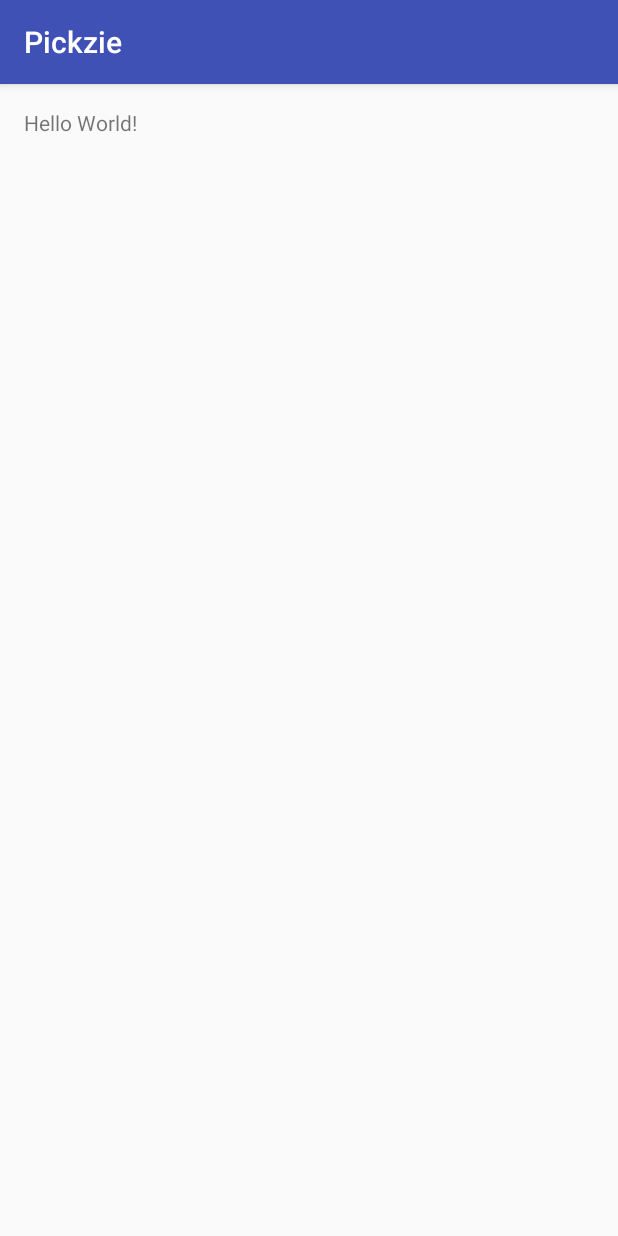
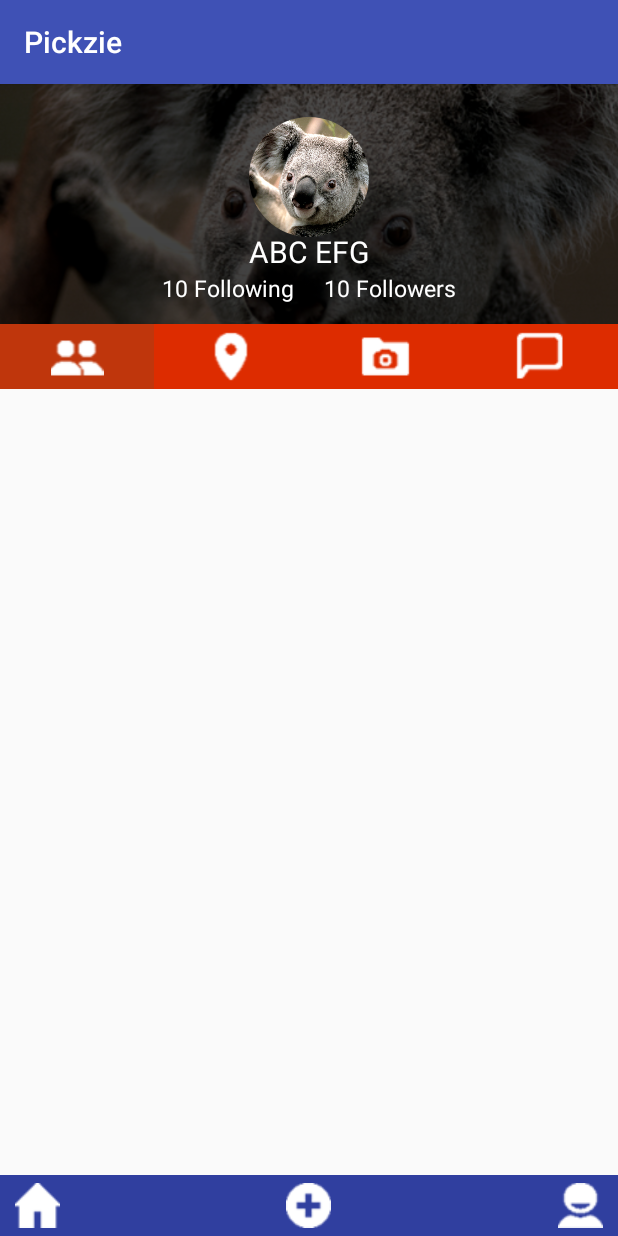
Before and after one commit to chhavip/Pickzie, an Android app: the screen it shows after launch (MainActivity before the commit, ProfilePage after it), on a phone screen of 412 x 824 dp. Run offline under Robolectric (Android 15) with nearby library versions, the phone set to English and light mode, and no system bars; our stand-ins replace CircleImageView.

Commit message:
ProfilePage

```diff
--- a/app/build.gradle
+++ b/app/build.gradle
@@ -23,4 +23,5 @@ dependencies {
     compile fileTree(dir: 'libs', include: ['*.jar'])
     testCompile 'junit:junit:4.12'
     compile 'com.android.support:appcompat-v7:23.1.1'
+    compile 'de.hdodenhof:circleimageview:2.0.0'
 }
--- /dev/null
+++ b/app/src/main/java/com/chhavi/pickzie/Helper/GradientOverImageDrawable.java
@@ -0,0 +1,96 @@
+package com.chhavi.pickzie.Helper;
+
+import android.content.res.Resources;
+import android.graphics.Bitmap;
+import android.graphics.Canvas;
+import android.graphics.LinearGradient;
+import android.graphics.Paint;
+import android.graphics.Rect;
+import android.graphics.Shader;
+import android.graphics.drawable.BitmapDrawable;
+
+import java.io.InputStream;
+
+public class GradientOverImageDrawable extends BitmapDrawable {
+
+    private int[] gradientColors;
+    private float[] gradientPositions;
+    private double gradientStart = 0;
+    private double gradientEnd = 1;
+
+    public GradientOverImageDrawable(Resources res, Bitmap bitmap) {
+        super(res, bitmap);
+    }
+
+    public GradientOverImageDrawable(Resources res, String filepath) {
+        super(res, filepath);
+    }
+
+    public GradientOverImageDrawable(Resources res, InputStream is) {
+        super(res, is);
+    }
+
+    public void setGradientColors(int[] gradientColors) {
+        this.gradientColors = gradientColors;
+    }
+
+    public void setGradientColors(int startColor, int... endColors) {
+        if (endColors.length == 0) {
+            throw new IllegalArgumentException("The endColors array must have at least one element");
+        }
+        gradientColors = new int[endColors.length + 1];
+        gradientColors[0] = startColor;
+        System.arraycopy(endColors, 0, gradientColors, 1, endColors.length);
+    }
+
+    public int[] getGradientColors() {
+        return gradientColors;
+    }
+
+    public float[] getGradientPositions() {
+        return gradientPositions;
+    }
+
+    public void setGradientPositions(float[] gradientPositions) {
+        for (float pos : gradientPositions) {
+            if (pos > 1 || pos < 0) {
+                throw new IllegalArgumentException("The gradient position must be a float number between 0 and 1");
+            }
+        }
+        this.gradientPositions = gradientPositions;
+    }
+
+    public double getGradientStart() {
+        return gradientStart;
+    }
+
+    public void setGradientStart(double gradientStart) {
+        this.gradientStart = gradientStart;
+    }
+
+    public double getGradientEnd() {
+        return gradientEnd;
+    }
+
+    public void setGradientEnd(double gradientEnd) {
+        this.gradientEnd = gradientEnd;
+    }
+
+    @Override
+    public void draw(Canvas canvas) {
+        super.draw(canvas);
+        if (gradientColors != null) {
+            Rect bounds = getBounds();
+
+            int x0 = bounds.left;
+            int y0 = (int) Math.round(bounds.bottom * gradientStart);
+            int x1 = x0;
+            int y1 = (int) Math.round(bounds.bottom * gradientEnd);
+
+            LinearGradient shader = new LinearGradient(x0, y0, x1, y1, gradientColors, gradientPositions, Shader.TileMode.CLAMP);
+            Paint paint = new Paint(Paint.ANTI_ALIAS_FLAG);
+            paint.setShader(shader);
+            canvas.drawRect(x0, y0, bounds.right, y1, paint);
+        }
+    }
+}
--- /dev/null
+++ b/app/src/main/java/com/chhavi/pickzie/ProfilePage.java
@@ -0,0 +1,100 @@
+package com.chhavi.pickzie;
+
+import android.graphics.Bitmap;
+import android.graphics.BitmapFactory;
+import android.graphics.Color;
+import android.support.v7.app.AppCompatActivity;
+import android.os.Bundle;
+import android.view.View;
+import android.widget.ImageView;
+
+import com.chhavi.pickzie.Helper.GradientOverImageDrawable;
+
+public class ProfilePage extends AppCompatActivity {
+
+    ImageView imageViewBackgroundDP, imageViewPeople, imageViewPlaces, imageViewPictures, imageViewReview;
+    int selectedImage=0;
+
+    @Override
+    protected void onCreate(Bundle savedInstanceState) {
+        super.onCreate(savedInstanceState);
+        setContentView(R.layout.activity_profile_page);
+        imageViewBackgroundDP = (ImageView) findViewById(R.id.imageView_profilePage_backgroundDP);
+        imageViewPeople = (ImageView) findViewById(R.id.imageView_profilePage_people);
+        imageViewPlaces = (ImageView) findViewById(R.id.imageView_profilePage_place);
+        imageViewPictures = (ImageView) findViewById(R.id.imageView_profilePage_pictures);
+        imageViewReview = (ImageView) findViewById(R.id.imageView_profilePage_review);
+
+        imageViewPeople.setBackgroundResource(R.color.colorAccentDark);
+
+        Bitmap bitmap = BitmapFactory.decodeResource(getResources(), R.drawable.dp);
+        int startColor = Color.argb(170,0, 0, 0);
+        int endColor =Color.argb(200, 0, 0, 0);
+        GradientOverImageDrawable gradientOverImageDrawable = new GradientOverImageDrawable(getResources(), bitmap);
+        gradientOverImageDrawable.setGradientStart(0);
+        gradientOverImageDrawable.setGradientEnd(1);
+        gradientOverImageDrawable.setGradientColors(startColor, endColor);
+        imageViewBackgroundDP.setImageDrawable(gradientOverImageDrawable);
+        imageListener();
+    }
+
+    private void imageListener(){
+        imageViewPeople.setOnClickListener(new View.OnClickListener() {
+            @Override
+            public void onClick(View v) {
+                imageViewPeople.setBackgroundResource(R.color.colorAccentDark);
+                changeBGtoNormal(selectedImage);
+                selectedImage=0;
+                //code to show followers feed
+            }
+        });
+
+        imageViewPlaces.setOnClickListener(new View.OnClickListener() {
+            @Override
+            public void onClick(View v) {
+                imageViewPlaces.setBackgroundResource(R.color.colorAccentDark);
+                changeBGtoNormal(selectedImage);
+                selectedImage=1;
+                //code to show recent places
+            }
+        });
+
+        imageViewPictures.setOnClickListener(new View.OnClickListener() {
+            @Override
+            public void onClick(View v) {
+                imageViewPictures.setBackgroundResource(R.color.colorAccentDark);
+                changeBGtoNormal(selectedImage);
+                selectedImage=2;
+                //code to show pictures
+            }
+        });
+
+        imageViewReview.setOnClickListener(new View.OnClickListener() {
+            @Override
+            public void onClick(View v) {
+                imageViewReview.setBackgroundResource(R.color.colorAccentDark);
+                changeBGtoNormal(selectedImage);
+                selectedImage=3;
+                //code to show reviews
+            }
+        });
+
+
+    }
+    private void changeBGtoNormal(int selected){
+        switch (selected){
+            case 0:
+                imageViewPeople.setBackgroundResource(R.color.colorAccent);
+                break;
+            case 1:
+                imageViewPlaces.setBackgroundResource(R.color.colorAccent);
+                break;
+            case 2:
+                imageViewPictures.setBackgroundResource(R.color.colorAccent);
+                break;
+            case 3:
+                imageViewReview.setBackgroundResource(R.color.colorAccent);
+                break;
+        }
+    }
+}
--- a/app/src/main/res/layout/activity_main.xml
+++ b/app/src/main/res/layout/activity_main.xml
@@ -1,5 +1,6 @@
 <?xml version="1.0" encoding="utf-8"?>
-<RelativeLayout xmlns:android="http://schemas.android.com/apk/res/android"
+<RelativeLayout
+    xmlns:android="http://schemas.android.com/apk/res/android"
     xmlns:tools="http://schemas.android.com/tools"
     android:layout_width="match_parent"
     android:layout_height="match_parent"
--- /dev/null
+++ b/app/src/main/res/layout/activity_profile_page.xml
@@ -0,0 +1,164 @@
+<?xml version="1.0" encoding="utf-8"?>
+<RelativeLayout xmlns:android="http://schemas.android.com/apk/res/android"
+    xmlns:tools="http://schemas.android.com/tools"
+    android:layout_width="match_parent"
+    android:layout_height="match_parent"
+    tools:context="com.chhavi.pickzie.ProfilePage">
+
+    <LinearLayout
+        android:layout_width="match_parent"
+        android:layout_height="match_parent"
+        android:orientation="vertical">
+
+        <LinearLayout
+            android:layout_width="match_parent"
+            android:layout_height="match_parent"
+            android:orientation="vertical">
+
+            <FrameLayout
+                android:layout_width="match_parent"
+                android:layout_height="160dp" >
+                <ImageView
+                    android:layout_width="match_parent"
+                    android:layout_height="match_parent"
+                    android:scaleType="centerCrop"
+                    android:src="@drawable/dp"
+                    android:id="@+id/imageView_profilePage_backgroundDP"/>
+
+                <de.hdodenhof.circleimageview.CircleImageView
+                    android:layout_width="80dp"
+                    android:layout_height="80dp"
+                    android:src="@drawable/dp"
+                    android:layout_gravity="center_horizontal"
+                    android:layout_marginTop="22dp"
+                    android:id="@+id/imageView_profilePage_DP"/>
+                <LinearLayout
+                    android:layout_width="match_parent"
+                    android:layout_height="wrap_content"
+                    android:orientation="vertical"
+                    android:layout_gravity="bottom"
+                    android:layout_marginBottom="8dp">
+                    <TextView
+                        android:layout_width="wrap_content"
+                        android:layout_height="wrap_content"
+                        android:id="@+id/textView_profilePage_username"
+                        android:text="ABC EFG"
+                        android:layout_gravity="center"
+                        android:textColor="#ffffff"
+                        android:textSize="20sp"
+                        android:paddingTop="5dp" />
+                    <LinearLayout
+                        android:layout_width="wrap_content"
+                        android:layout_height="wrap_content"
+                        android:orientation="horizontal"
+                        android:layout_gravity="center"
+                        android:paddingBottom="5dp">
+                        <TextView
+                            android:layout_width="wrap_content"
+                            android:layout_height="wrap_content"
+                            android:text="10 Following"
+                            android:id="@+id/textView_profilePage_following"
+                            android:textColor="#ffffff"
+                            android:textSize="15sp"
+                            android:layout_marginRight="10dp"/>
+                        <TextView
+                            android:layout_width="wrap_content"
+                            android:layout_height="wrap_content"
+                            android:text="10 Followers"
+                            android:id="@+id/textView_profilePage_followers"
+                            android:textColor="#ffffff"
+                            android:textSize="15sp"
+                            android:layout_marginLeft="10dp"/>
+                    </LinearLayout>
+
+                </LinearLayout>
+
+            </FrameLayout>
+
+            <LinearLayout
+                android:layout_width="match_parent"
+                android:layout_height="wrap_content"
+                android:orientation="horizontal"
+                android:background="@color/colorAccent" >
+
+                <ImageView
+                    android:layout_width="wrap_content"
+                    android:layout_height="wrap_content"
+                    android:layout_weight="1"
+                    android:id="@+id/imageView_profilePage_people"
+                    android:contentDescription="@string/profile_people"
+                    android:src="@drawable/people"
+                    android:paddingTop="4dp"
+                    android:paddingBottom="4dp"/>
+                <ImageView
+                    android:layout_width="wrap_content"
+                    android:layout_height="wrap_content"
+                    android:layout_weight="1"
+                    android:id="@+id/imageView_profilePage_place"
+                    android:contentDescription="@string/profile_places"
+                    android:src="@drawable/place"
+                    android:paddingTop="4dp"
+                    android:paddingBottom="4dp"/>
+                <ImageView
+                    android:layout_width="wrap_content"
+                    android:layout_height="wrap_content"
+                    android:layout_weight="1"
+                    android:id="@+id/imageView_profilePage_pictures"
+                    android:contentDescription="@string/profile_pictures"
+                    android:src="@drawable/picture"
+                    android:paddingTop="4dp"
+                    android:paddingBottom="4dp"/>
+                <ImageView
+                    android:layout_width="wrap_content"
+                    android:layout_height="wrap_content"
+                    android:layout_weight="1"
+                    android:id="@+id/imageView_profilePage_review"
+                    android:contentDescription="@string/profile_review"
+                    android:src="@drawable/review"
+                    android:paddingTop="4dp"
+                    android:paddingBottom="4dp"/>
+
+
+            </LinearLayout>
+
+            <FrameLayout
+                android:layout_width="match_parent"
+                android:layout_height="wrap_content"
+                android:layout_weight="5">
+
+            </FrameLayout>
+
+            <RelativeLayout
+                android:layout_width="match_parent"
+                android:layout_height="wrap_content"
+                android:background="@color/colorPrimaryDark"
+                android:paddingTop="5dp"
+                android:paddingBottom="5dp"
+                android:paddingRight="10dp"
+                android:paddingLeft="10dp">
+                <ImageView
+                    android:layout_width="wrap_content"
+                    android:layout_height="wrap_content"
+                    android:src="@drawable/home"
+                    android:layout_alignParentLeft="true"
+                    android:layout_alignParentStart="true"/>
+
+                <ImageView
+                    android:layout_width="wrap_content"
+                    android:layout_height="wrap_content"
+                    android:src="@drawable/plus"
+                    android:layout_centerHorizontal="true" />
+
+                <ImageView
+                    android:layout_width="wrap_content"
+                    android:layout_height="wrap_content"
+                    android:src="@drawable/profile"
+                    android:layout_alignParentRight="true"
+                    android:layout_alignParentEnd="true"/>
+
+            </RelativeLayout>
+
+        </LinearLayout>
+    </LinearLayout>
+
+</RelativeLayout>
--- /dev/null
+++ b/app/src/main/res/layout/toolbar.xml
@@ -0,0 +1,24 @@
+<?xml version="1.0" encoding="utf-8"?>
+<android.support.v7.widget.Toolbar
+    xmlns:android="http://schemas.android.com/apk/res/android"
+    android:layout_width="match_parent"
+    android:layout_height="wrap_content"
+    android:elevation="4dp"
+    android:background="@color/colorPrimaryDark"
+    android:id="@+id/toolbar"
+    android:theme="@style/ThemeOverlay.AppCompat.Dark"
+    android:fadingEdgeLength="10dp"
+    >
+
+    <TextView
+        android:layout_width="wrap_content"
+        android:layout_height="wrap_content"
+        android:id="@+id/toolbarText"
+        android:text="@string/app_name"
+        android:textSize="22dp"
+        android:paddingLeft="10dp"
+        android:textStyle="bold"
+        android:layout_marginLeft="10dp"
+        android:textColor="#ffffff"/>
+
+</android.support.v7.widget.Toolbar>
--- a/app/src/main/res/values/colors.xml
+++ b/app/src/main/res/values/colors.xml
@@ -1,6 +1,18 @@
 <?xml version="1.0" encoding="utf-8"?>
 <resources>
+    <!--<color name="colorAccent">#3F51B5</color>-->
+    <!--<color name="colorAccentDark">#303F9F</color>-->
+    <!--<color name="colorPrimary">#DD2C00</color>-->
+    <!--<color name="colorPrimaryDark">#BF360C</color>-->
+
     <color name="colorPrimary">#3F51B5</color>
     <color name="colorPrimaryDark">#303F9F</color>
-    <color name="colorAccent">#FF4081</color>
+    <color name="colorAccent">#DD2C00</color>
+    <color name="colorAccentDark">#BF360C</color>
+
+
+    <color name="colorPrimaryText">#212121</color>
+    <color name="colorSecondaryText">#727272</color>
+    <color name="colorPrimaryLight">#C5CAE9</color>
+    <color name="colorDivider">#B6B6B6</color>
 </resources>
--- a/app/src/main/res/values/strings.xml
+++ b/app/src/main/res/values/strings.xml
@@ -1,3 +1,8 @@
 <resources>
     <string name="app_name">Pickzie</string>
+    <string name="profile_people">People</string>
+    <string name="profile_places">Places</string>
+    <string name="profile_pictures">Pictures</string>
+    <string name="profile_review">Review</string>
+
 </resources>
--- a/app/src/main/res/values/styles.xml
+++ b/app/src/main/res/values/styles.xml
@@ -1,7 +1,7 @@
 <resources>
 
     <!-- Base application theme. -->
-    <style name="AppTheme" parent="Theme.AppCompat.Light.DarkActionBar">
+    <style name="AppTheme" parent="Base.Theme.AppCompat.Light.DarkActionBar">
         <!-- Customize your theme here. -->
         <item name="colorPrimary">@color/colorPrimary</item>
         <item name="colorPrimaryDark">@color/colorPrimaryDark</item>
```
Also changed, not shown: app/src/main/AndroidManifest.xml (+8 -3 lines), app/src/main/res/drawable/dp.png (added), app/src/main/res/drawable/home.png (added), app/src/main/res/drawable/people.png (added), app/src/main/res/drawable/picture.png (added), app/src/main/res/drawable/place.png (added), app/src/main/res/drawable/plus.png (added), app/src/main/res/drawable/profile.png (added), app/src/main/res/drawable/review.png (added).
